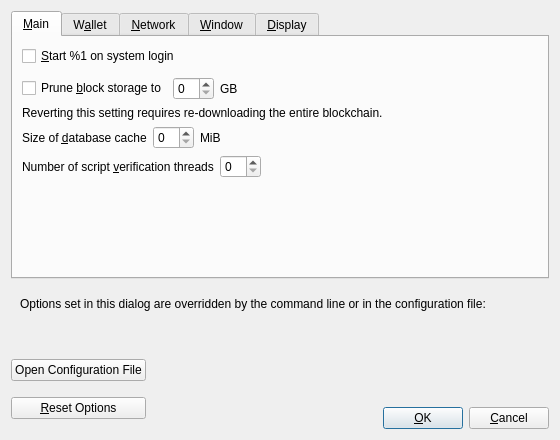
Before: the Qt Designer form src/qt/forms/optionsdialog.ui in minblock/workcoin, drawn with Qt 5.
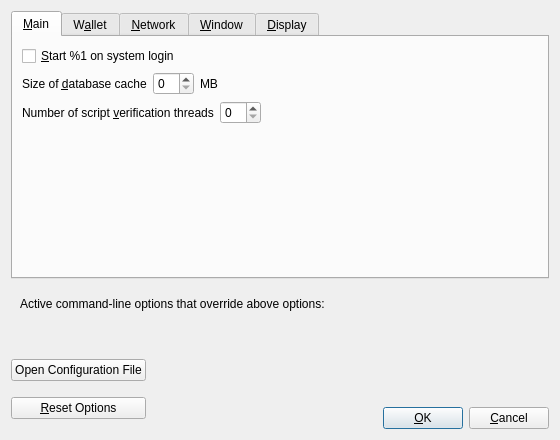
After: the same form once the commit is applied. Custom widgets are drawn as their Qt base class.

Diff of the .ui file:
```diff
--- a/src/qt/forms/optionsdialog.ui
+++ b/src/qt/forms/optionsdialog.ui
@@ -37,69 +37,6 @@
          </property>
         </widget>
        </item>
-       <item>
-        <spacer name="horizontalSpacer_0_Main">
-         <property name="orientation">
-          <enum>Qt::Horizontal</enum>
-         </property>
-         <property name="sizeHint" stdset="0">
-          <size>
-           <width>40</width>
-           <height>5</height>
-          </size>
-         </property>
-        </spacer>
-       </item>
-       <item>
-       <layout class="QHBoxLayout" name="horizontalLayout_Main_Prune">
-        <item>
-         <widget class="QCheckBox" name="prune">
-          <property name="toolTip">
-           <string>Disables some advanced features but all blocks will still be fully validated. Reverting this setting requires re-downloading the entire blockchain. Actual disk usage may be somewhat higher.</string>
-          </property>
-          <property name="text">
-           <string>Prune &amp;block storage to</string>
-          </property>
-         </widget>
-        </item>
-        <item>
-         <widget class="QSpinBox" name="pruneSize"/>
-        </item>
-         <item>
-          <widget class="QLabel" name="pruneSizeUnitLabel">
-           <property name="text">
-            <string>GB</string>
-           </property>
-           <property name="textFormat">
-            <enum>Qt::PlainText</enum>
-           </property>
-          </widget>
-         </item>
-         <item>
-          <spacer name="horizontalSpacer_Main_Prune">
-           <property name="orientation">
-            <enum>Qt::Horizontal</enum>
-           </property>
-           <property name="sizeHint" stdset="0">
-            <size>
-             <width>40</width>
-             <height>20</height>
-            </size>
-           </property>
-          </spacer>
-         </item>
-        </layout>
-       </item>
-       <item>
-        <widget class="QLabel" name="pruneWarning">
-         <property name="text">
-          <string>Reverting this setting requires re-downloading the entire blockchain.</string>
-         </property>
-         <property name="textFormat">
-          <enum>Qt::PlainText</enum>
-         </property>
-        </widget>
-       </item>
        <item>
         <layout class="QHBoxLayout" name="horizontalLayout_2_Main">
          <item>
@@ -121,7 +58,7 @@
          <item>
           <widget class="QLabel" name="databaseCacheUnitLabel">
            <property name="text">
-            <string>MiB</string>
+            <string>MB</string>
            </property>
            <property name="textFormat">
             <enum>Qt::PlainText</enum>
@@ -714,7 +651,7 @@
         <item>
          <widget class="QLabel" name="overriddenByCommandLineInfoLabel">
           <property name="text">
-           <string>Options set in this dialog are overridden by the command line or in the configuration file:</string>
+           <string>Active command-line options that override above options:</string>
           </property>
           <property name="textFormat">
            <enum>Qt::PlainText</enum>
```
Left out of the diff: 10 changed lines with no effect on the pictures.
